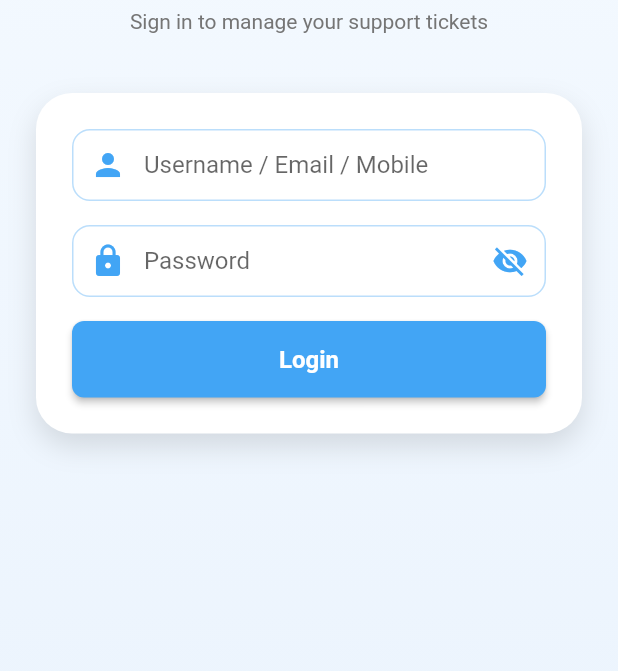
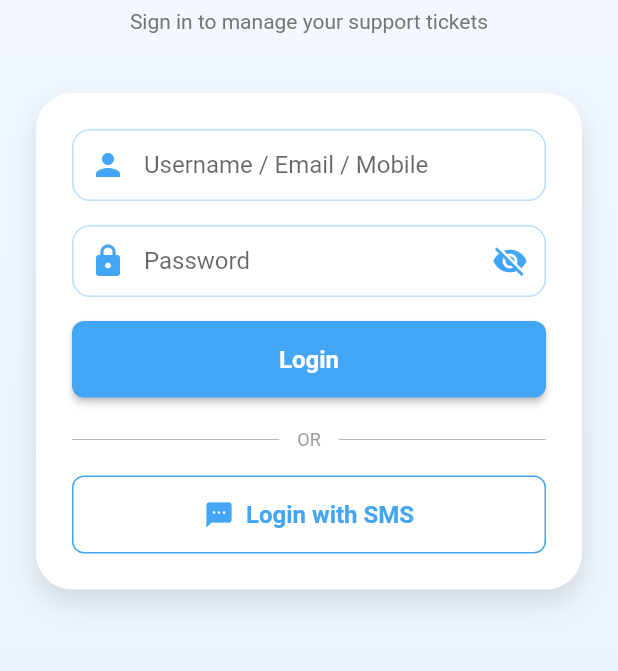
Before and after one commit to archana-acharya1/telemko_ticketing, a Flutter app: the LoginScreen screen opened directly, on a phone screen of 412 x 824 dp, the part 291-962 px from its top. Run offline on Flutter 3.47's test engine with Material 3 defaults, Android fonts, the phone set to English and light mode, and no system bars; our stand-ins replace font_awesome_flutter, image_picker, permission_handler, share_plus, shared_preferences; accounts and stored records are empty.

Commit message:
sms login fixed

```diff
--- a/lib/main.dart
+++ b/lib/main.dart
@@ -27,8 +27,8 @@ class MyApp extends StatelessWidget {
       theme: AppTheme.lightTheme,
       darkTheme: AppTheme.darkTheme,
 
-      // home: const SmsLoginScreen(),
-      home: const LoginScreen(),
+      home: const SmsLoginScreen(),
+      // home: const LoginScreen(),
     );
   }
 }
--- a/lib/presentation/screens/auth/login_screen.dart
+++ b/lib/presentation/screens/auth/login_screen.dart
@@ -6,6 +6,7 @@ import '../../../services/customer_service.dart';
 import '../../widgets/app_button.dart';
 import '../../widgets/app_text_field.dart';
 import '../navbar/main_navbar.dart';
+import 'sms_login_screen.dart'; // Add this import
 
 class LoginScreen extends StatefulWidget {
   const LoginScreen({super.key});
@@ -136,9 +137,84 @@ class _LoginScreenState extends State<LoginScreen> {
                           onPressed: isLoading ? () {} : handleLogin,
                         ),
                       ),
+
+                      // Add this divider and SMS login option
+                      const SizedBox(height: 20),
+                      const Row(
+                        children: [
+                          Expanded(
+                            child: Divider(
+                              color: Colors.grey,
+                              thickness: 0.5,
+                            ),
+                          ),
+                          Padding(
+                            padding: EdgeInsets.symmetric(horizontal: 12),
+                            child: Text(
+                              "OR",
+                              style: TextStyle(
+                                color: Colors.grey,
+                                fontSize: 12,
+                              ),
+                            ),
+                          ),
+                          Expanded(
+                            child: Divider(
+                              color: Colors.grey,
+                              thickness: 0.5,
+                            ),
+                          ),
+                        ],
+                      ),
+                      const SizedBox(height: 16),
+
+                      // SMS Login Button
+                      SizedBox(
+                        width: double.infinity,
+                        child: OutlinedButton(
+                          onPressed: () {
+                            // Navigate to SMS Login Screen
+                            Navigator.push(
+                              context,
+                              MaterialPageRoute(
+                                builder: (_) => const SmsLoginScreen(),
+                              ),
+                            );
+                          },
+                          style: OutlinedButton.styleFrom(
+                            padding: const EdgeInsets.symmetric(vertical: 16),
+                            side: BorderSide(color: AppColors.primaryBlue),
+                            shape: RoundedRectangleBorder(
+                              borderRadius: BorderRadius.circular(8),
+                            ),
+                          ),
+                          child: Row(
+                            mainAxisAlignment: MainAxisAlignment.center,
+                            children: [
+                              Icon(
+                                Icons.sms,
+                                color: AppColors.primaryBlue,
+                                size: 20,
+                              ),
+                              const SizedBox(width: 8),
+                              Text(
+                                "Login with SMS",
+                                style: TextStyle(
+                                  color: AppColors.primaryBlue,
+                                  fontSize: 16,
+                                  fontWeight: FontWeight.w600,
+                                ),
+                              ),
+                            ],
+                          ),
+                        ),
+                      ),
                     ],
                   ),
                 ),
+
+                // Add some bottom padding
+                const SizedBox(height: 40),
               ],
             ),
           ),
```
Also changed, not shown: lib/presentation/screens/auth/sms_login_screen.dart (line endings or trailing spaces).
